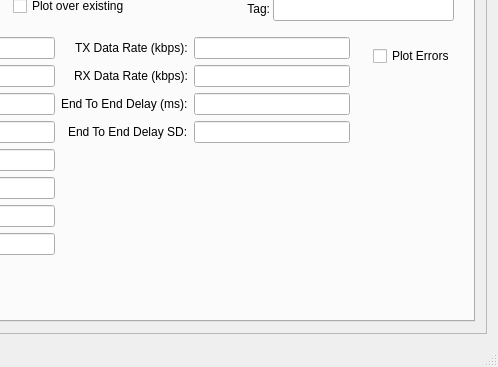
dcentelles/comms_log_parser, file src/gui/mainwindow.ui: the form before one commit; both pictures show x 402 to 900 and y 418 to 785 of the 900 by 785 pixel window.
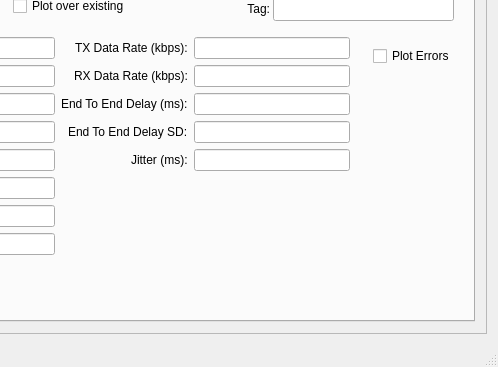
The form after the commit. The open tabs and pages were chosen to show the change.

Diff of the .ui file:
```diff
--- a/src/gui/mainwindow.ui
+++ b/src/gui/mainwindow.ui
@@ -1100,6 +1100,23 @@
                  </property>
                 </widget>
                </item>
+               <item row="4" column="0">
+                <widget class="QLabel" name="label_36">
+                 <property name="text">
+                  <string>Jitter (ms):</string>
+                 </property>
+                </widget>
+               </item>
+               <item row="4" column="1">
+                <widget class="QLineEdit" name="dl_jitter">
+                 <property name="minimumSize">
+                  <size>
+                   <width>70</width>
+                   <height>0</height>
+                  </size>
+                 </property>
+                </widget>
+               </item>
               </layout>
              </item>
             </layout>
```
Left out of the diff: 2 changed lines with no effect on the pictures.
